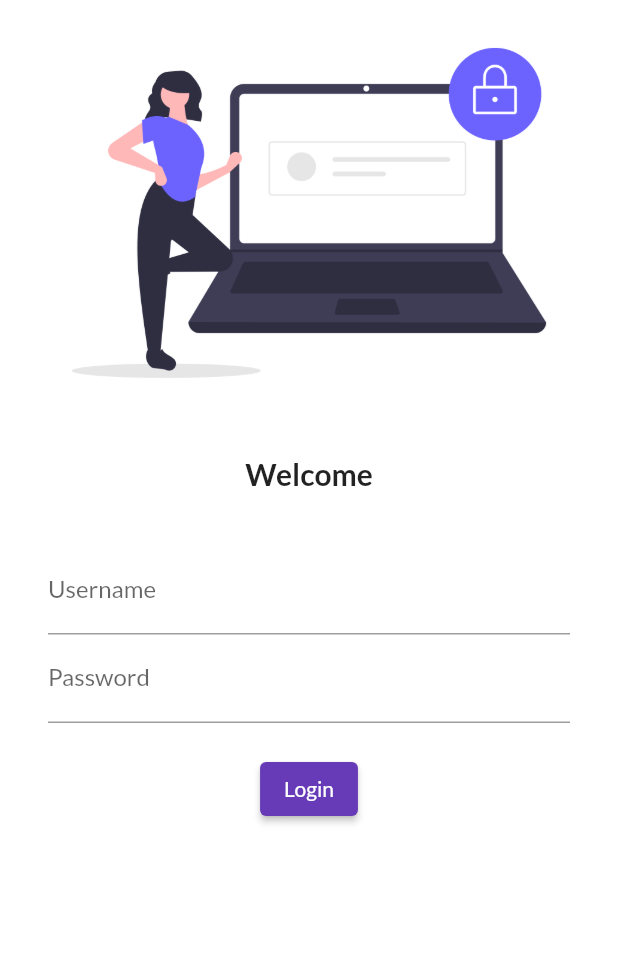
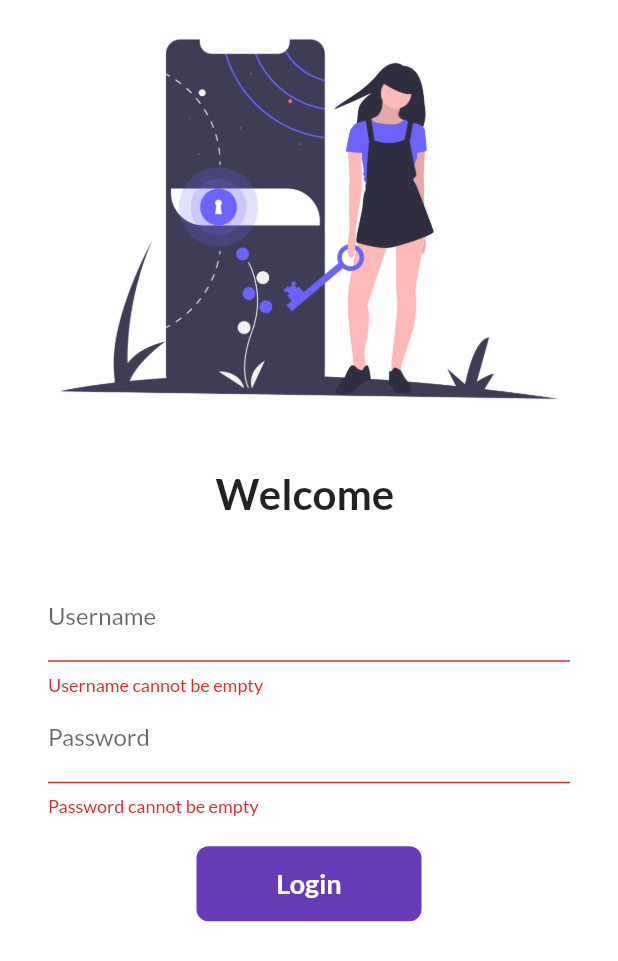
Before and after one commit to shubhamprajapati241/30daysOfFlutter, a Flutter app: the screen it shows after launch, after a tap on "Login", on a phone screen of 412 x 824 dp. Shown: the top 961 px of the screen. Run offline on Flutter 3.47's test engine with Material 2 defaults, Android fonts, the phone set to English and light mode, and no system bars; our stand-ins replace google_fonts.

Commit message:
First changes

```diff
--- a/lib/main.dart
+++ b/lib/main.dart
@@ -1,3 +1,4 @@
+import 'package:day_one/ulits/routes.dart';
 import 'package:flutter/material.dart';
 import 'package:google_fonts/google_fonts.dart';
 import 'pages/login_page.dart';
@@ -16,12 +17,14 @@
         primarySwatch: Colors.deepPurple,
         fontFamily: GoogleFonts.lato().fontFamily,
       ),
+      // Removing debug label from screen
+      debugShowCheckedModeBanner: false,
       home: LoginPage(),
       // Apps route
       routes: {
         // "/": (context) => HomePage(),
-        "/home": (context) => HomePage(),
-        "/Login": (context) => LoginPage()
+        MyRoutes.homeRoute: (context) => HomePage(),
+        MyRoutes.loginRoute: (context) => LoginPage()
       },
     );
   }
--- a/lib/pages/login_page.dart
+++ b/lib/pages/login_page.dart
@@ -1,15 +1,45 @@
+import 'package:day_one/ulits/routes.dart';
 import "package:flutter/material.dart";
 
-class LoginPage extends StatelessWidget {
+class LoginPage extends StatefulWidget {
+  @override
+  _LoginPageState createState() => _LoginPageState();
+}
+
+// underscode is use to private the variable. here login_page is private
+class _LoginPageState extends State<LoginPage> {
+  String name = "";
+  bool changeButton = false;
+
+  final _formKey = GlobalKey<FormState>();
+
+  moveToHome(BuildContext context) async {
+    if (_formKey.currentState.validate()) {
+      setState(() {
+        changeButton = true;
+      });
+      await Future.delayed(Duration(seconds: 1));
+      await Navigator.pushNamed(context, MyRoutes.homeRoute);
+      setState(() {
+        changeButton = false;
+      });
+    }
+  }
+
   @override
   Widget build(BuildContext context) {
     return Material(
         color: Colors.white,
+        child: SingleChildScrollView(
+          child: Form(
+            key: _formKey,
             child: Column(
               children: [
                 Image.asset(
-              "assets/images/login_image.png",
+                  "assets/images/login.png",
+                  // "assets/images/login2.png",
                   fit: BoxFit.cover,
+                  // height: 1000,
                 ),
 
                 // For gapping- SizedBox()
@@ -17,9 +47,9 @@
                   height: 20.0,
                 ),
                 Text(
-              "Welcome",
+                  "Welcome $name",
                   style: TextStyle(
-                fontSize: 20,
+                    fontSize: 28,
                     fontWeight: FontWeight.bold,
                   ),
                 ),
@@ -28,7 +58,8 @@
                 ),
 
                 Padding(
-              padding: const EdgeInsets.symmetric(vertical: 16, horizontal: 32),
+                  padding:
+                      const EdgeInsets.symmetric(vertical: 16, horizontal: 32),
                   child: Column(
                     children: [
                       // Username field
@@ -37,6 +68,16 @@
                           hintText: "Enter username",
                           labelText: "Username",
                         ),
+                        validator: (value) {
+                          if (value.isEmpty) {
+                            return "Username cannot be empty";
+                          }
+                          return null;
+                        },
+                        onChanged: (value) {
+                          name = value;
+                          setState(() {});
+                        },
                       ),
 
                       // Password field
@@ -46,24 +87,64 @@
                           hintText: "Enter password",
                           labelText: "Password",
                         ),
+                        validator: (value) {
+                          if (value.isEmpty) {
+                            return "Password cannot be empty";
+                          }
+
+                          if (value.length < 6) {
+                            return "Password length should be atleast 6";
+                          }
+
+                          return null;
+                        },
                       ),
 
                       SizedBox(
                         height: 20.0,
                       ),
 
+                      Material(
+                        color: Colors.deepPurple,
+                        borderRadius:
+                            BorderRadius.circular(changeButton ? 50 : 8),
+                        child: InkWell(
+                          onTap: () => moveToHome(context),
+                          child: AnimatedContainer(
+                            duration: Duration(seconds: 1),
+                            width: changeButton ? 50 : 150,
+                            height: 50,
+                            alignment: Alignment.center,
+                            child: changeButton
+                                ? Icon(
+                                    Icons.done,
+                                    color: Colors.white,
+                                  )
+                                : Text(
+                                    "Login",
+                                    style: TextStyle(
+                                      color: Colors.white,
+                                      fontWeight: FontWeight.bold,
+                                      fontSize: 18,
+                                    ),
+                                  ),
+                          ),
+                        ),
+                      )
                       // Button
-                  ElevatedButton(
-                    child: Text("Login"),
-                    style: TextButton.styleFrom(),
-                    onPressed: () {
-                      print("Welcome Developer");
-                    },
-                  )
+                      // ElevatedButton(
+                      //   child: Text("Login"),
+                      //   style: TextButton.styleFrom(minimumSize: Size(150, 40)),
+                      //   onPressed: () {
+                      //     Navigator.pushNamed(context, MyRoutes.homeRoute);
+                      //   },
+                      // )
                     ],
                   ),
-            )
+                ),
               ],
+            ),
+          ),
         ));
   }
 }
--- /dev/null
+++ b/lib/ulits/routes.dart
@@ -0,0 +1,4 @@
+class MyRoutes {
+  static String loginRoute = "/login";
+  static String homeRoute = "/home";
+}
```
Also changed, not shown: assets/images/login.png (added), assets/images/login2.png (added). Lines whose indentation alone changed are shown as unchanged.
